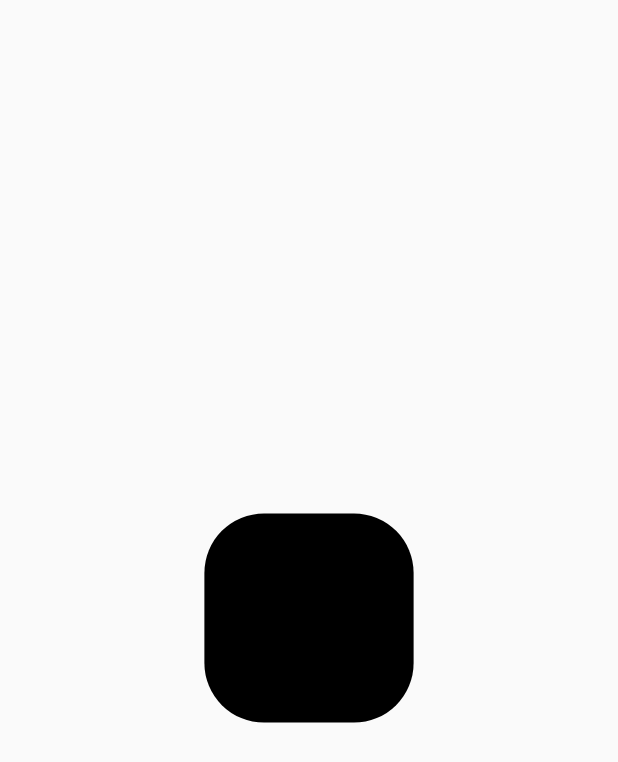
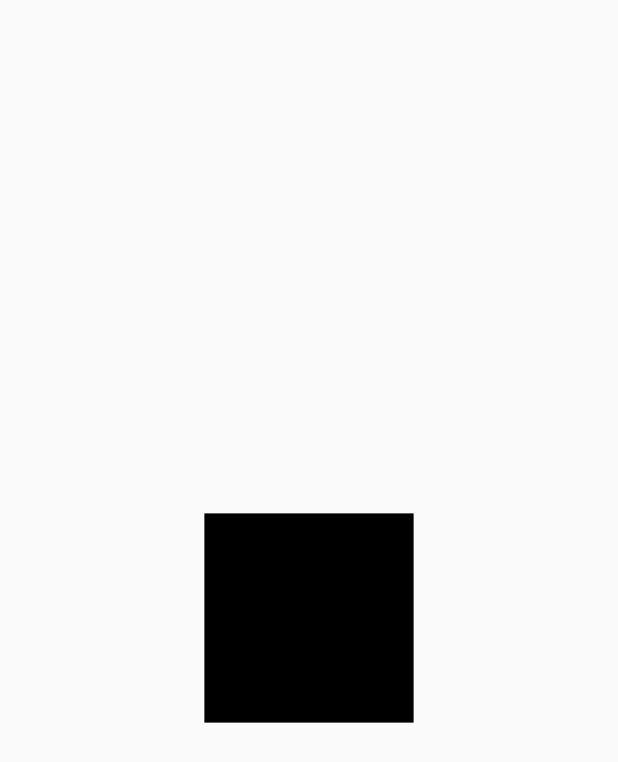
Before and after one commit to samuelezedi/flutteranimations, a Flutter app: the first screen one second after launch, on a phone screen of 412 x 824 dp. Shown: the top 762 px of the screen. Run offline on Flutter 3.47's test engine with Material 2 defaults, Android fonts, the phone set to English and light mode, and no system bars.

Commit message:
started value change animations

```diff
--- a/lib/main.dart
+++ b/lib/main.dart
@@ -27,7 +27,7 @@ class HomePage extends StatefulWidget {
 }
 
 class _HomePageState extends State<HomePage> with SingleTickerProviderStateMixin {
-  Animation animation, transformingAnimation;
+  Animation animation;
   AnimationController animationController;
 
   @override
@@ -37,14 +37,6 @@ class _HomePageState extends State<HomePage> with SingleTickerProviderStateMixin
     animationController = AnimationController(duration: Duration(seconds: 2), vsync: this);
     animation = Tween(begin: 10.0, end: 200.0).animate(CurvedAnimation(
         parent: animationController, curve: Curves.ease));
-
-    transformingAnimation = BorderRadiusTween(
-      begin: BorderRadius.circular(125.0),
-      end: BorderRadius.circular(0.0)
-    ).animate(CurvedAnimation(
-      parent: animationController,
-      curve: Curves.ease
-    ));
 
     animationController.forward();
   }
@@ -65,9 +57,8 @@ class _HomePageState extends State<HomePage> with SingleTickerProviderStateMixin
                     height: animation.value,
                     width: animation.value,
                     decoration: BoxDecoration(
-                      borderRadius: transformingAnimation.value,
                       color: Colors.black
-                    ),
+                  ),
                   ),
                 )
               ],
```
